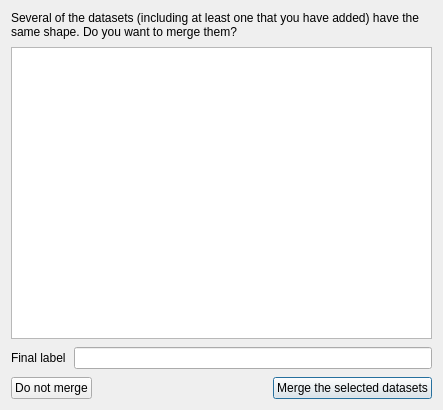
glue-viz/glue, file glue/app/qt/merge.ui: the form before one commit.
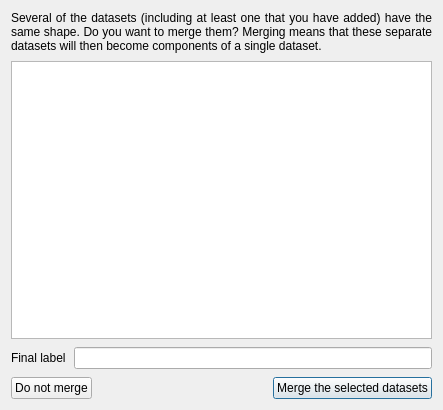
The form after the commit.

Commit message: Make sure that we keep the coordinate information from the first dataset when merging datasets

What changed in the file:
```diff
--- a/glue/app/qt/merge.ui
+++ b/glue/app/qt/merge.ui
@@ -23,11 +23,14 @@
    <item>
     <widget class="QLabel" name="instructions">
      <property name="text">
-      <string>Several of the datasets (including at least one that you have added) have the same shape. Do you want to merge them?</string>
+      <string>Several of the datasets (including at least one that you have added) have the same shape. Do you want to merge them? Merging means that these separate datasets will then become components of a single dataset.</string>
      </property>
      <property name="scaledContents">
       <bool>false</bool>
      </property>
+     <property name="alignment">
+      <set>Qt::AlignJustify|Qt::AlignVCenter</set>
+     </property>
      <property name="wordWrap">
       <bool>true</bool>
      </property>
```
The commit also changes 3 other files.
